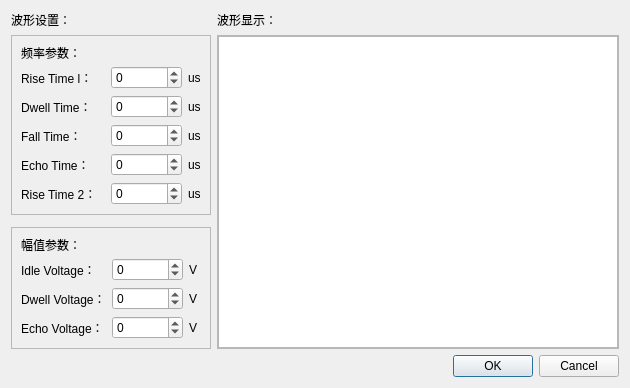
Qt form GUI/InkjetSetting.ui (YanMing-lxb/Inkjet_Printing_System) before a commit.
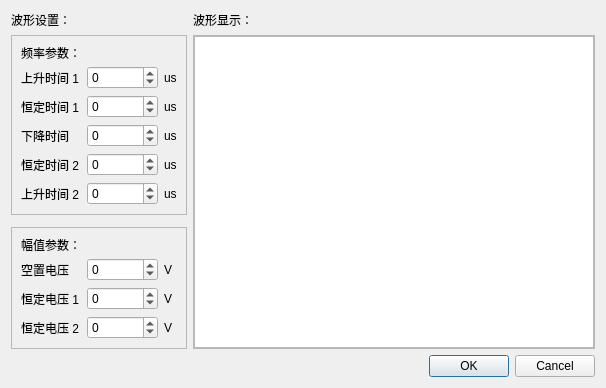
The same form after that commit.

Commit message: YM：调整弹窗的UI界面

Diff of the .ui file:
```diff
--- a/GUI/InkjetSetting.ui
+++ b/GUI/InkjetSetting.ui
@@ -6,7 +6,7 @@
    <rect>
     <x>0</x>
     <y>0</y>
-    <width>620</width>
+    <width>596</width>
     <height>355</height>
    </rect>
   </property>
@@ -37,7 +37,7 @@
      </property>
      <property name="maximumSize">
       <size>
-       <width>250</width>
+       <width>300</width>
        <height>16777215</height>
       </size>
      </property>
@@ -52,12 +52,18 @@
        <widget class="QLabel" name="label_12">
         <property name="minimumSize">
          <size>
-          <width>84</width>
+          <width>60</width>
           <height>0</height>
          </size>
         </property>
+        <property name="maximumSize">
+         <size>
+          <width>85</width>
+          <height>16777215</height>
+         </size>
+        </property>
         <property name="text">
-         <string>Idle Voltage：</string>
+         <string>空置电压</string>
         </property>
        </widget>
       </item>
@@ -70,14 +76,14 @@
          </size>
         </property>
         <property name="text">
-         <string>Dwell Voltage：</string>
+         <string>恒定电压 1</string>
         </property>
        </widget>
       </item>
       <item row="4" column="0">
        <widget class="QLabel" name="label_17">
         <property name="text">
-         <string>Echo Voltage：</string>
+         <string>恒定电压 2</string>
         </property>
        </widget>
       </item>
@@ -145,7 +151,7 @@
        <widget class="QLabel" name="label_13">
         <property name="maximumSize">
          <size>
-          <width>15</width>
+          <width>50</width>
           <height>16777215</height>
          </size>
         </property>
@@ -171,7 +177,7 @@
     <widget class="QFrame" name="frame">
      <property name="maximumSize">
       <size>
-       <width>250</width>
+       <width>300</width>
        <height>16777215</height>
       </size>
      </property>
@@ -224,7 +230,7 @@
       <item row="9" column="0">
        <widget class="QLabel" name="label_5">
         <property name="text">
-         <string>Rise Time 2：</string>
+         <string>上升时间 2</string>
         </property>
        </widget>
       </item>
@@ -232,7 +238,7 @@
        <widget class="QLabel" name="label_6">
         <property name="maximumSize">
          <size>
-          <width>15</width>
+          <width>50</width>
           <height>16777215</height>
          </size>
         </property>
@@ -245,7 +251,7 @@
        <widget class="QLabel" name="label">
         <property name="minimumSize">
          <size>
-          <width>84</width>
+          <width>60</width>
           <height>0</height>
          </size>
         </property>
@@ -256,14 +262,14 @@
          </size>
         </property>
         <property name="text">
-         <string>Rise Time l：</string>
+         <string>上升时间 1</string>
         </property>
        </widget>
       </item>
       <item row="3" column="0">
        <widget class="QLabel" name="label_2">
         <property name="text">
-         <string>Dwell Time：</string>
+         <string>恒定时间 1</string>
         </property>
        </widget>
       </item>
@@ -280,7 +286,7 @@
       <item row="8" column="0">
        <widget class="QLabel" name="label_4">
         <property name="text">
-         <string>Echo Time：</string>
+         <string>恒定时间 2</string>
         </property>
        </widget>
       </item>
@@ -294,7 +300,7 @@
       <item row="4" column="0">
        <widget class="QLabel" name="label_3">
         <property name="text">
-         <string>Fall Time：</string>
+         <string>下降时间  </string>
         </property>
        </widget>
       </item>
```
The commit also changes 1 other file.
